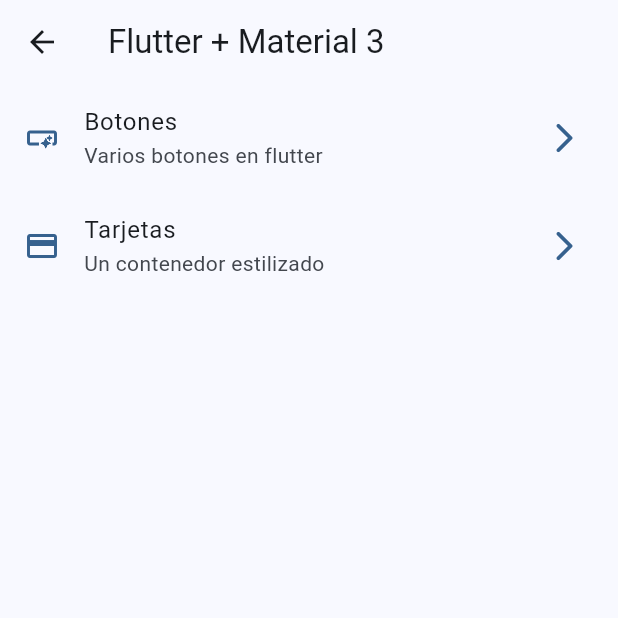
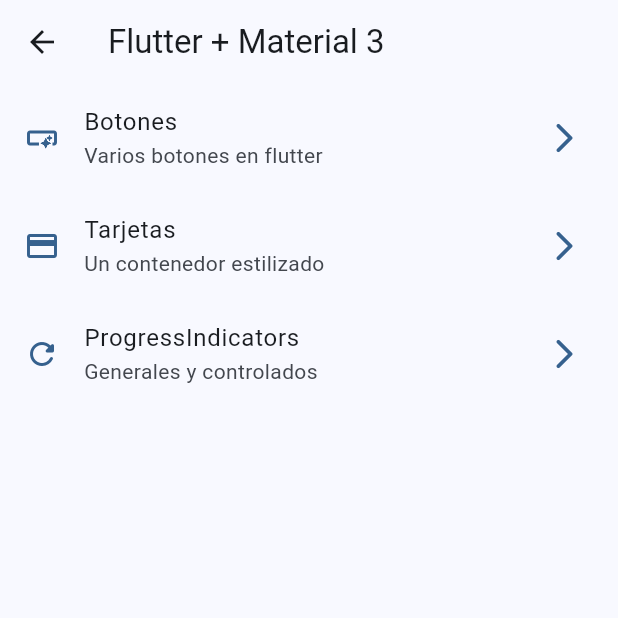
Before and after one commit to samuelrponce/Flutter-Dart, a Flutter app: the HomeScreen screen opened directly, on a phone screen of 412 x 824 dp, the top half of it. Run offline on Flutter 3.47's test engine with Material 2 defaults, Android fonts, the phone set to English and light mode, and no system bars; our stand-ins replace go_router; statements that could not run were skipped.

Commit message:
progress indicator
progress indicator

```diff
--- a/widgets_app/lib/config/menu/menu_items.dart
+++ b/widgets_app/lib/config/menu/menu_items.dart
@@ -6,30 +6,30 @@
   final String link;
   final IconData icon;
 
-  const MenuItem({
-    required this.title,
+  const MenuItem(
+      {required this.title,
       required this.subTitle,
       required this.link,
-    required this.icon
-    });
-
-
+      required this.icon});
 }
 
 const appMenuItems = <MenuItem>[
-
   MenuItem(
     title: 'Botones',
     subTitle: 'Varios botones en flutter',
     link: '/buttons',
     icon: Icons.smart_button_outlined,
   ),
-
   MenuItem(
     title: 'Tarjetas',
     subTitle: 'Un contenedor estilizado',
     link: '/cards',
     icon: Icons.credit_card,
   ),
-
+  MenuItem(
+    title: 'ProgressIndicators',
+    subTitle: 'Generales y controlados',
+    link: '/progress',
+    icon: Icons.refresh_rounded,
+  ),
 ];
--- a/widgets_app/lib/config/router/app_router.dart
+++ b/widgets_app/lib/config/router/app_router.dart
@@ -1,27 +1,28 @@
 import 'package:go_router/go_router.dart';
 import 'package:widgets_app/presentation/screens/screens.dart';
-
 
 final appRouter = GoRouter(
   initialLocation: '/',
   routes: [
-
     GoRoute(
       path: '/',
       name: HomeScreen.name,
       builder: (context, state) => const HomeScreen(),
     ),
-
     GoRoute(
       path: '/buttons',
       name: ButtonsScreen.name,
       builder: (context, state) => const ButtonsScreen(),
     ),
-
     GoRoute(
       path: '/cards',
       name: CardsScreen.name,
       builder: (context, state) => const CardsScreen(),
     ),
+    GoRoute(
+      path: '/progress',
+      name: ProgressScreen.name,
+      builder: (context, state) => const ProgressScreen(),
+    ),
   ],
 );
--- a/widgets_app/lib/presentation/screens/cards/card_screen.dart
+++ b/widgets_app/lib/presentation/screens/cards/card_screen.dart
@@ -185,11 +185,11 @@
         padding: const EdgeInsets.fromLTRB(10, 5, 10, 10),
         child: Stack(
           children: [
-            Image.network(
+            /* Image.network(
               'https://picsum.photos/id/${elevation.toInt()}/600/350',
               height: 350,
               fit: BoxFit.cover,
-            ),
+            ), */
             Align(
               alignment: Alignment.topRight,
               child: IconButton(
```
Also changed, not shown: widgets_app/lib/presentation/screens/progress/progress_screen.dart (+66 -1 lines). Lines whose indentation alone changed are shown as unchanged.
